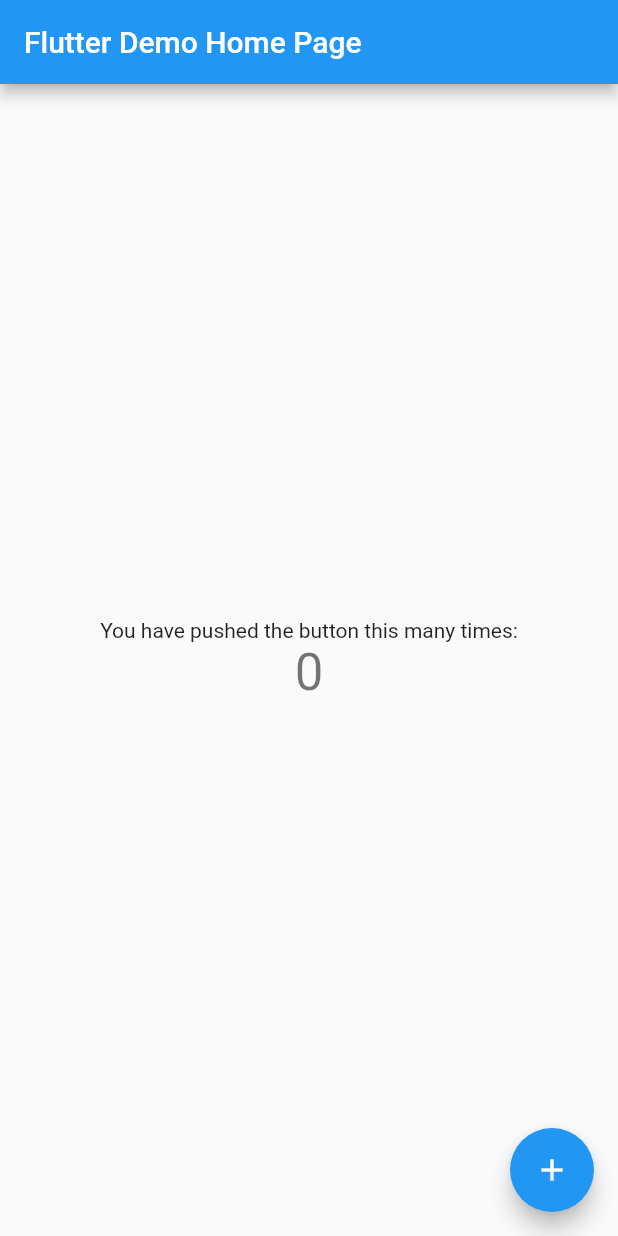
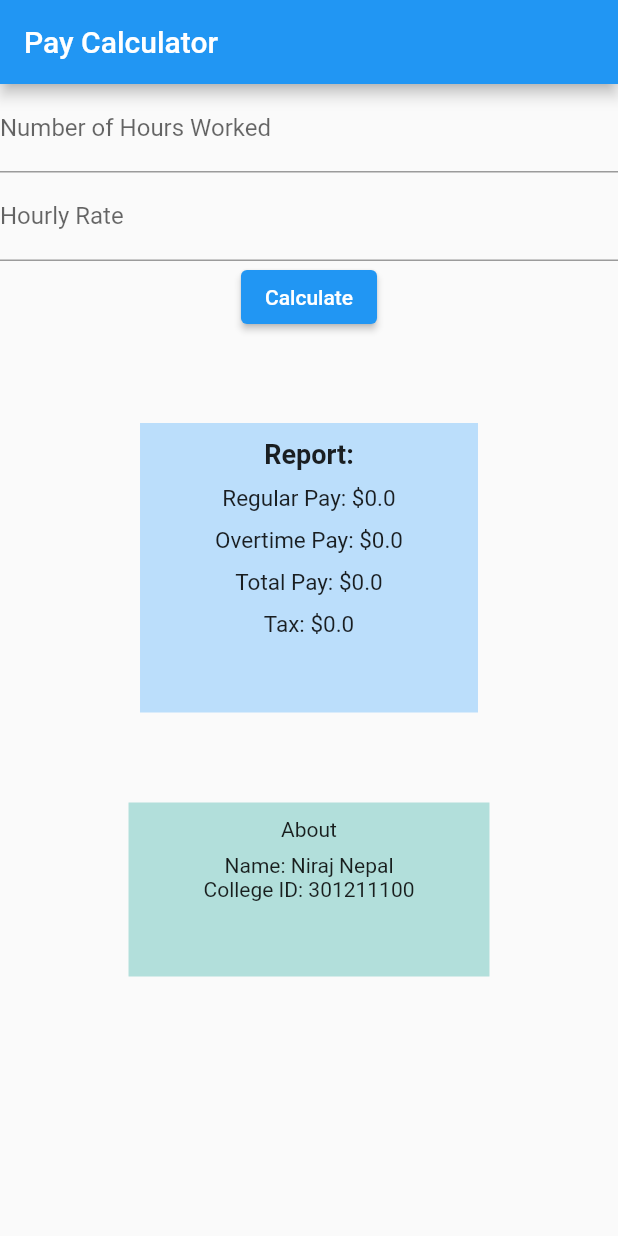
Before and after one commit to Nirajnepal/Pay-Calculator, a Flutter app: the screen it shows after launch, on a phone screen of 412 x 824 dp. Run offline on Flutter 3.47's test engine with Material 2 defaults, Android fonts, the phone set to English and light mode, and no system bars.

Commit message:
Final commit

```diff
--- a/lib/main.dart
+++ b/lib/main.dart
@@ -1,115 +1,152 @@
 import 'package:flutter/material.dart';
 
-void main() {
-  runApp(const MyApp());
+void main() => runApp(MaterialApp(
+  home: HomeScreen(),
+));
+
+class HomeScreen extends StatefulWidget {
+  @override
+  _HomeScreenState createState() => _HomeScreenState();
 }
 
-class MyApp extends StatelessWidget {
-  const MyApp({super.key});
 
-  // This widget is the root of your application.
+class _HomeScreenState extends State<HomeScreen> {
+  final _formKey = GlobalKey<FormState>();
+
+  double hoursWorked = 0.0 ;
+  double hourlyRate = 0.0 ;
+  double regularPay = 0.0;
+  double overtimePay = 0.0;
+  double totalPay = 0.0;
+  double tax = 0.0;
+  String studentName = "Niraj Nepal";
+  String studentID = "301211100";
+
+
+
+  void calculatePay() {
+    final form = _formKey.currentState;
+    if (form?.validate() == true) {
+      form?.save();
+      if (hoursWorked <= 40) {
+        regularPay = hoursWorked * hourlyRate;
+        overtimePay = 0;
+      } else {
+        regularPay = 40 * hourlyRate;
+        overtimePay = (hoursWorked - 40) * hourlyRate * 1.5;
+      }
+      totalPay = regularPay + overtimePay;
+      tax = (totalPay * 0.18).roundToDouble();;
+      setState(() {});
+    }
+  }
+
+
   @override
   Widget build(BuildContext context) {
-    return MaterialApp(
-      title: 'Flutter Demo',
-      theme: ThemeData(
-        // This is the theme of your application.
-        //
-        // Try running your application with "flutter run". You'll see the
-        // application has a blue toolbar. Then, without quitting the app, try
-        // changing the primarySwatch below to Colors.green and then invoke
-        // "hot reload" (press "r" in the console where you ran "flutter run",
-        // or simply save your changes to "hot reload" in a Flutter IDE).
-        // Notice that the counter didn't reset back to zero; the application
-        // is not restarted.
-        primarySwatch: Colors.blue,
+    return Scaffold(
+      appBar: AppBar(
+        title: Text('Pay Calculator'),
       ),
-      home: const MyHomePage(title: 'Flutter Demo Home Page'),
+      body: Form(
+        key: _formKey,
+        child: Column(
+          children: <Widget>[
+            TextFormField(
+              decoration: InputDecoration(labelText: 'Number of Hours Worked'),
+              validator: (value) {
+                if (value?.isEmpty == true) {
+                  return 'Please enter a value';
+                }
+                if (double.tryParse(value ?? "") == null) {
+                  return 'Please enter a valid number';
+                }
+                if (double.parse(value ?? "") <= 0) {
+                  return 'Please enter a value greater than 0';
+                }
+                return null;
+              },
+              onSaved: (value) => hoursWorked = double.parse(value ?? ""),
+            ),
+            TextFormField(
+              decoration: InputDecoration(labelText: 'Hourly Rate'),
+              validator: (value) {
+                if ((value ?? "").isEmpty) {
+                  return 'Please enter a value';
+                }
+                if (double.tryParse(value ?? "") == null) {
+                  return 'Please enter a valid number';
+                }
+                if (double.parse(value ?? "") <= 0) {
+                  return 'Please enter a value greater than 0';
+                }
+                return null;
+              },
+              onSaved: (value) => hourlyRate = double.parse(value ?? "0"),
+            ),
+            ElevatedButton(
+              child: Text('Calculate'),
+              onPressed: calculatePay
+            ),
+            Container(
+            color: Colors.blue[100],
+            padding: EdgeInsets.fromLTRB(50, 10, 50, 50),
+            //padding: EdgeInsets.all(25.0),
+            margin: EdgeInsets.all(60.0),
+            child: Column(
+            children: [
+              const Text(
+                  'Report:',
+                    style: TextStyle(
+                    fontSize: 18,
+                    fontWeight: FontWeight.bold,
+
+                ),
+              ),
+              SizedBox(height: 10),
+                Text(
+                  'Regular Pay: \$$regularPay',
+                   style: const TextStyle(
+                      fontSize: 15),
+                ),
+              SizedBox(height: 10),
+               Text(
+                  'Overtime Pay: \$$overtimePay',
+                   style: const TextStyle(
+                      fontSize: 15),
+                ),
+              SizedBox(height: 10),
+                Text(
+                  'Total Pay: \$$totalPay',
+                   style: const TextStyle(
+                      fontSize: 15),
+
+                ),
+              SizedBox(height: 10),
+               Text(
+                  'Tax: \$$tax',
+                   style: const TextStyle(
+                      fontSize: 15),
+                ),
+              ],
+            ),
+
+          ),
+          Container(
+            color: Colors.teal[100],
+            padding: EdgeInsets.fromLTRB(50, 10, 50, 50),
+            child: Column(
+              children: <Widget>[
+                Text('About'),
+                SizedBox(height: 8),
+                Text('Name: $studentName'),
+                Text('College ID: $studentID'),
+              ],
+            ),
+          )
+          ],
+        ),
+      ),
     );
   }
 }
-
-class MyHomePage extends StatefulWidget {
-  const MyHomePage({super.key, required this.title});
-
-  // This widget is the home page of your application. It is stateful, meaning
-  // that it has a State object (defined below) that contains fields that affect
-  // how it looks.
-
-  // This class is the configuration for the state. It holds the values (in this
-  // case the title) provided by the parent (in this case the App widget) and
-  // used by the build method of the State. Fields in a Widget subclass are
-  // always marked "final".
-
-  final String title;
-
-  @override
-  State<MyHomePage> createState() => _MyHomePageState();
-}
-
-class _MyHomePageState extends State<MyHomePage> {
-  int _counter = 0;
-
-  void _incrementCounter() {
-    setState(() {
-      // This call to setState tells the Flutter framework that something has
-      // changed in this State, which causes it to rerun the build method below
-      // so that the display can reflect the updated values. If we changed
-      // _counter without calling setState(), then the build method would not be
-      // called again, and so nothing would appear to happen.
-      _counter++;
-    });
-  }
-
-  @override
-  Widget build(BuildContext context) {
-    // This method is rerun every time setState is called, for instance as done
-    // by the _incrementCounter method above.
-    //
-    // The Flutter framework has been optimized to make rerunning build methods
-    // fast, so that you can just rebuild anything that needs updating rather
-    // than having to individually change instances of widgets.
-    return Scaffold(
-      appBar: AppBar(
-        // Here we take the value from the MyHomePage object that was created by
-        // the App.build method, and use it to set our appbar title.
-        title: Text(widget.title),
-      ),
-      body: Center(
-        // Center is a layout widget. It takes a single child and positions it
-        // in the middle of the parent.
-        child: Column(
-          // Column is also a layout widget. It takes a list of children and
-          // arranges them vertically. By default, it sizes itself to fit its
-          // children horizontally, and tries to be as tall as its parent.
-          //
-          // Invoke "debug painting" (press "p" in the console, choose the
-          // "Toggle Debug Paint" action from the Flutter Inspector in Android
-          // Studio, or the "Toggle Debug Paint" command in Visual Studio Code)
-          // to see the wireframe for each widget.
-          //
-          // Column has various properties to control how it sizes itself and
-          // how it positions its children. Here we use mainAxisAlignment to
-          // center the children vertically; the main axis here is the vertical
-          // axis because Columns are vertical (the cross axis would be
-          // horizontal).
-          mainAxisAlignment: MainAxisAlignment.center,
-          children: <Widget>[
-            const Text(
-              'You have pushed the button this many times:',
-            ),
-            Text(
-              '$_counter',
-              style: Theme.of(context).textTheme.headlineMedium,
-            ),
-          ],
-        ),
-      ),
-      floatingActionButton: FloatingActionButton(
-        onPressed: _incrementCounter,
-        tooltip: 'Increment',
-        child: const Icon(Icons.add),
-      ), // This trailing comma makes auto-formatting nicer for build methods.
-    );
-  }
-}
```
